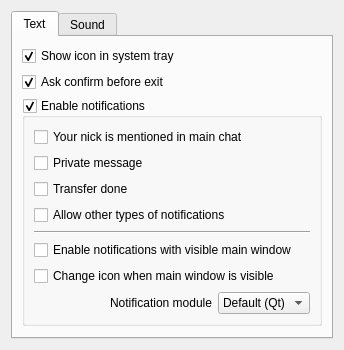
First picture: the form in eiskaltdcpp/ui/UISettingsNotification.ui, repository eiskaltdcpp/eiskaltdcpp, before the edit.
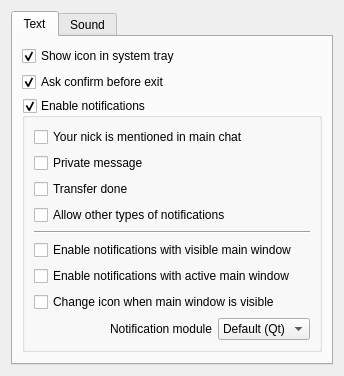
Second picture: the form after the edit.

Commit message: Show popups when window is active option, updated translations

What changed in the file:
```diff
--- a/eiskaltdcpp/ui/UISettingsNotification.ui
+++ b/eiskaltdcpp/ui/UISettingsNotification.ui
@@ -7,7 +7,7 @@
     <x>0</x>
     <y>0</y>
     <width>344</width>
-    <height>315</height>
+    <height>374</height>
    </rect>
   </property>
   <property name="windowTitle">
@@ -88,15 +88,22 @@
             </property>
            </widget>
           </item>
-          <item>
-           <widget class="QCheckBox" name="checkBox_MWACTIVE">
-            <property name="text">
-             <string>Enable notifications with visible main window</string>
-            </property>
-           </widget>
-          </item>
           <item>
            <widget class="QCheckBox" name="checkBox_MWVISIBLE">
+            <property name="text">
+             <string>Enable notifications with visible main window</string>
+            </property>
+           </widget>
+          </item>
+          <item>
+           <widget class="QCheckBox" name="checkBox_MWACTIVE">
+            <property name="text">
+             <string>Enable notifications with active main window</string>
+            </property>
+           </widget>
+          </item>
+          <item>
+           <widget class="QCheckBox" name="checkBox_CHICON">
             <property name="text">
              <string>Change icon when main window is visible</string>
             </property>
```
The commit also changes 8 other files.
